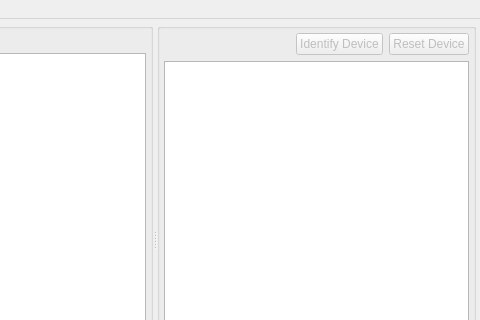
Before: the Qt Designer form examples/controller/ui/RDMnetControllerGUI.ui in ETCLabs/RDMnet, drawn with Qt 5; both pictures show x 213 to 693 and y 0 to 320 of the 693 by 480 pixel window.
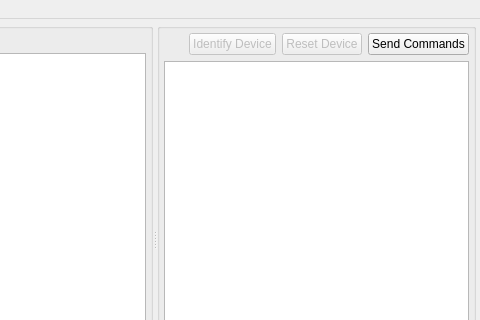
After: the same form once the commit is applied.

Commit message: Initial commit of Command Sender GUI

```diff
--- a/examples/controller/ui/RDMnetControllerGUI.ui
+++ b/examples/controller/ui/RDMnetControllerGUI.ui
@@ -292,6 +292,13 @@
              </property>
             </widget>
            </item>
+           <item>
+            <widget class="QPushButton" name="sendCommandsButton">
+             <property name="text">
+              <string>Send Commands</string>
+             </property>
+            </widget>
+           </item>
           </layout>
          </widget>
         </item>
```
The commit also changes 10 other files.
